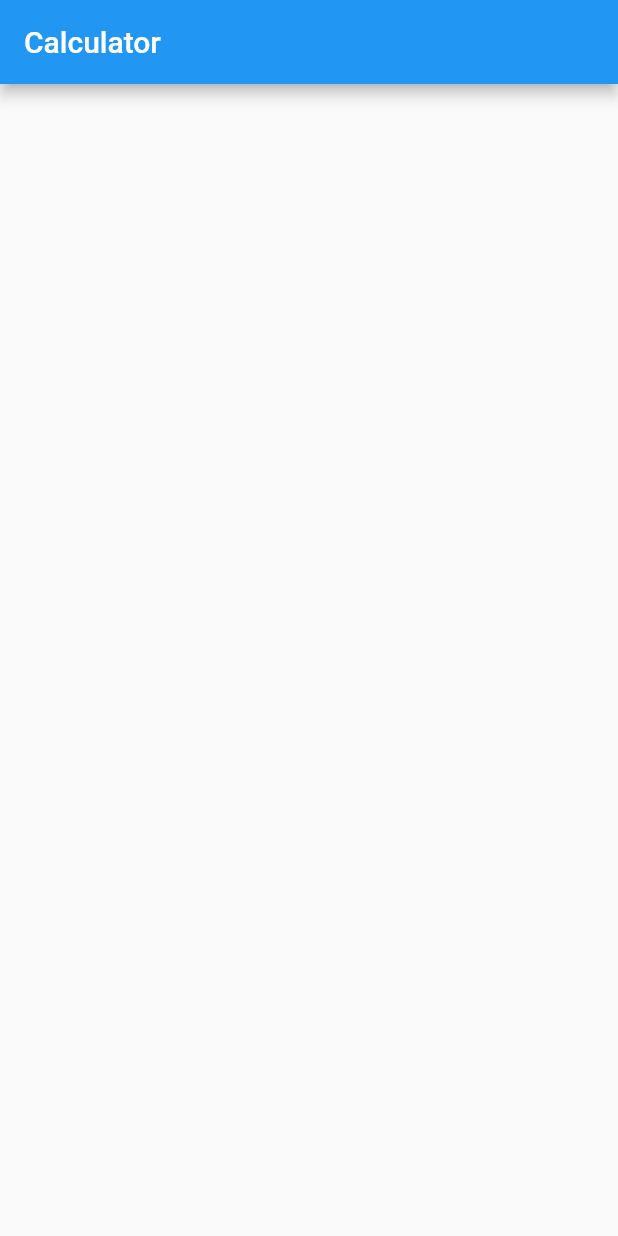
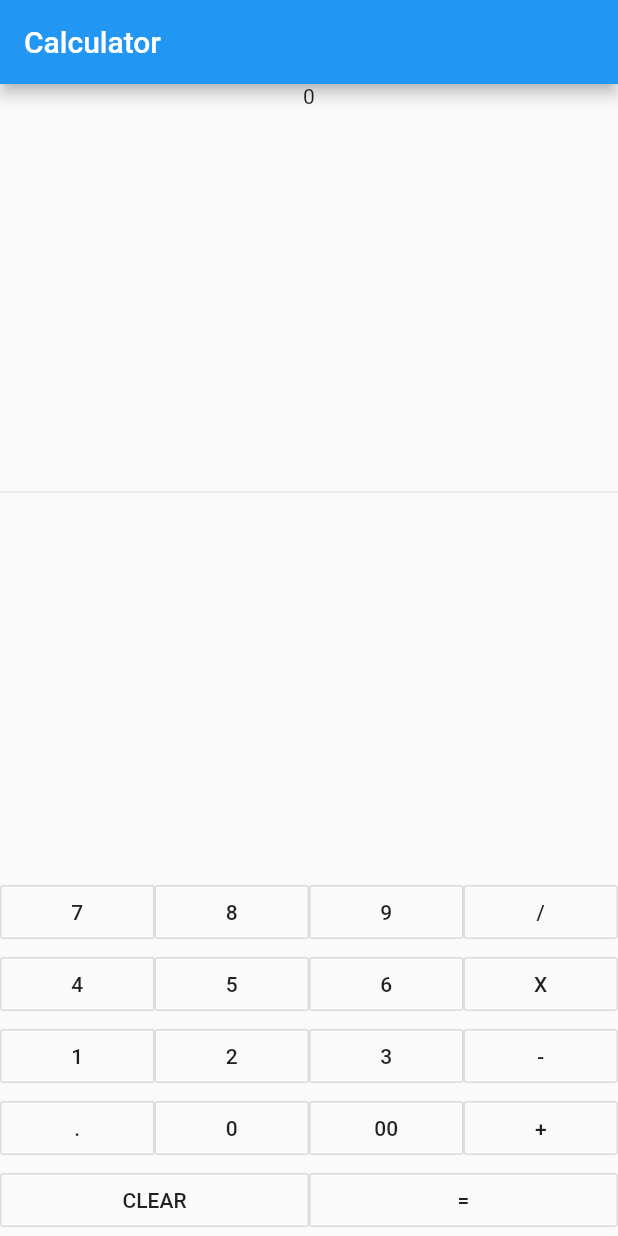
Before and after one commit to RassuK/FlutterCalculatorApp, a Flutter app: the screen it shows after launch, on a phone screen of 412 x 824 dp. Run offline on Flutter 3.47's test engine with Material 2 defaults, Android fonts, the phone set to English and light mode, and no system bars.

Commit message:
added buttons

```diff
--- a/lib/main.dart
+++ b/lib/main.dart
@@ -26,13 +26,59 @@ class MyHomePage extends StatefulWidget {
 
 class _MyHomePageState extends State<MyHomePage> {
 
+  Widget buildButton(String buttonText) {
+    return new Expanded(
+      child: new OutlineButton(
+        child: new Text(buttonText),
+        onPressed: () => {},
+      ),
+    );
+  }
+
   @override
   Widget build(BuildContext context) {
     return Scaffold(
-      appBar: AppBar(
-        title: Text(widget.title),
-      ),
-      body: new Container()
-    );
+        appBar: AppBar(
+          title: Text(widget.title),
+        ),
+        body: new Container(
+            child: new Column(
+          children: <Widget>[
+            new Text("0"),
+            new Expanded(
+              child: new Divider(),
+            ),
+            new Column(children: [
+              new Row(children: [
+                buildButton("7"),
+                buildButton("8"),
+                buildButton("9"),
+                buildButton("/")
+              ]),
+              new Row(children: [
+                buildButton("4"),
+                buildButton("5"),
+                buildButton("6"),
+                buildButton("X")
+              ]),
+              new Row(children: [
+                buildButton("1"),
+                buildButton("2"),
+                buildButton("3"),
+                buildButton("-")
+              ]),
+              new Row(children: [
+                buildButton("."),
+                buildButton("0"),
+                buildButton("00"),
+                buildButton("+")
+              ]),
+              new Row(children: [
+                buildButton("CLEAR"),
+                buildButton("="),
+              ])
+            ])
+          ],
+        )));
   }
 }
```
